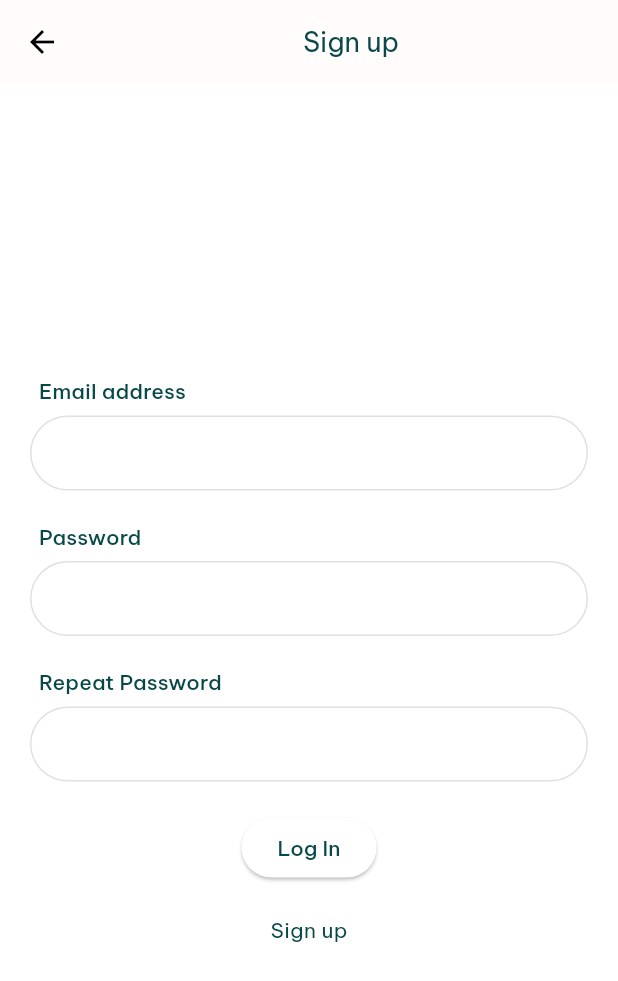
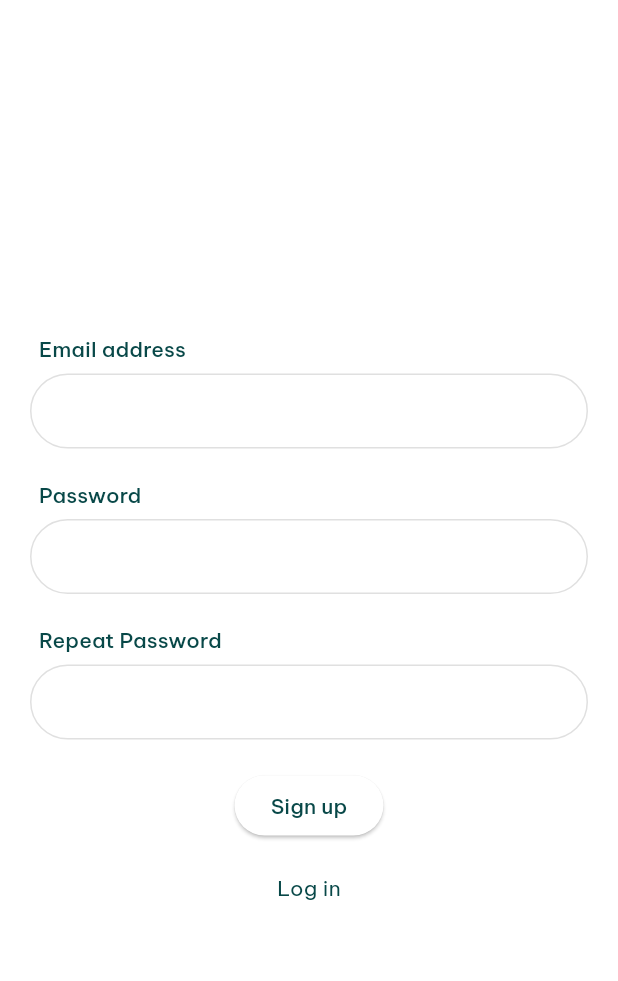
Before and after one commit to ndxbxrme/elea_chat, a Flutter app: the screen it shows after launch, after a tap on "Log In", after a tap on "Sign up", on a phone screen of 412 x 824 dp. Shown: the top 981 px of the screen. Run offline on Flutter 3.47's test engine with Material 3 defaults, Android fonts, the phone set to English and light mode, and no system bars; our stand-ins replace audioplayers, cloud_firestore, emoji_picker_flutter, firebase_auth, firebase_core, firebase_storage and 8 more; accounts and stored records are empty; generated files the repository leaves out were written again.

Commit message:
login screen and app push test

```diff
--- a/lib/screens/login_screen.dart
+++ b/lib/screens/login_screen.dart
@@ -39,12 +39,6 @@ class _LoginScreenState extends State<LoginScreen> {
   @override
   Widget build(BuildContext context) {
     return Scaffold(
-      appBar: AppBar(
-        title: Center(
-          child:
-              Text('Login', style: Theme.of(context).textTheme.headlineMedium),
-        ),
-      ),
       body: Form(
         key: _formKey,
         child: Center(
--- a/lib/screens/signup_screen.dart
+++ b/lib/screens/signup_screen.dart
@@ -50,12 +50,6 @@ class _SignupScreenState extends State<SignupScreen> {
   @override
   Widget build(BuildContext context) {
     return Scaffold(
-      appBar: AppBar(
-        title: Center(
-          child: Text('Sign up',
-              style: Theme.of(context).textTheme.headlineMedium),
-        ),
-      ),
       body: Form(
         key: _formKey,
         child: Center(
@@ -108,15 +102,15 @@ class _SignupScreenState extends State<SignupScreen> {
                   // Navigate to SignupScreen when the button is pressed
                   _validateAndSave();
                 },
-                child: const Text('Log In'),
+                child: const Text('Sign up'),
               ),
               const SizedBox(height: 20),
               InkWell(
                 onTap: () {
                   Navigator.push(context,
-                      MaterialPageRoute(builder: (context) => SignupScreen()));
+                      MaterialPageRoute(builder: (context) => LoginScreen()));
                 },
-                child: Text("Sign up"),
+                child: Text("Log in"),
               ),
             ],
           ),
--- a/pubspec.yaml
+++ b/pubspec.yaml
@@ -1,7 +1,7 @@
 name: elea_chat
 description: "Elea chat app."
 publish_to: 'none'
-version: 0.1.1
+version: 0.1.2
 
 environment:
   sdk: '>=3.3.3 <4.0.0'
```
Also changed, not shown: 1 other file.
